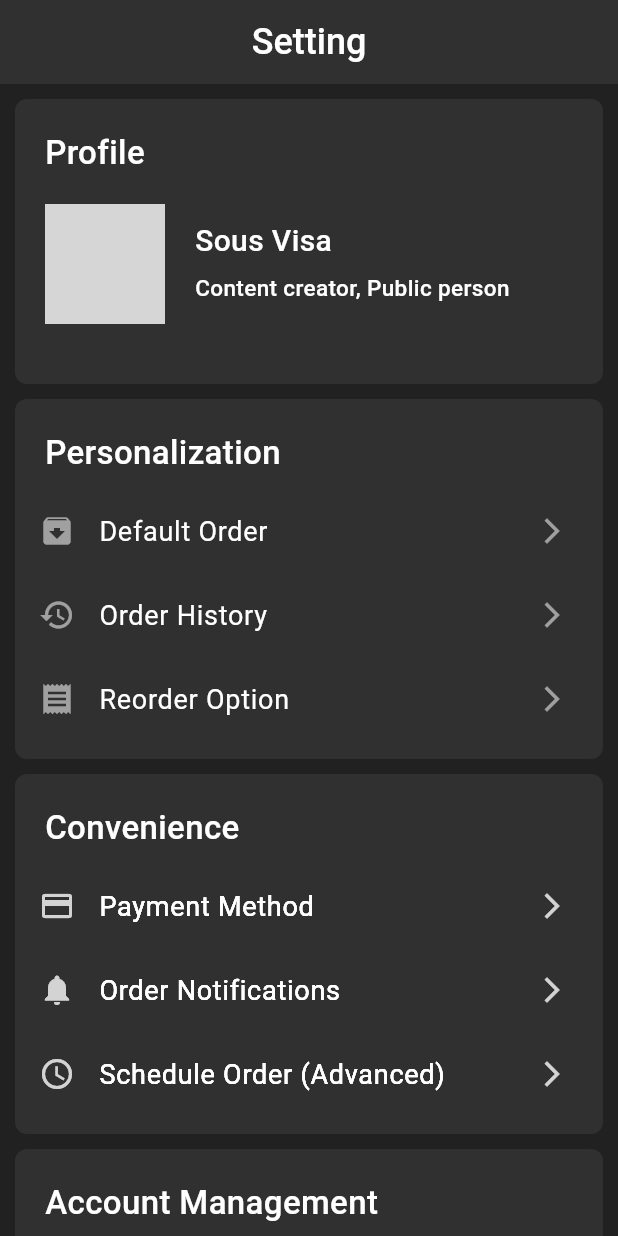
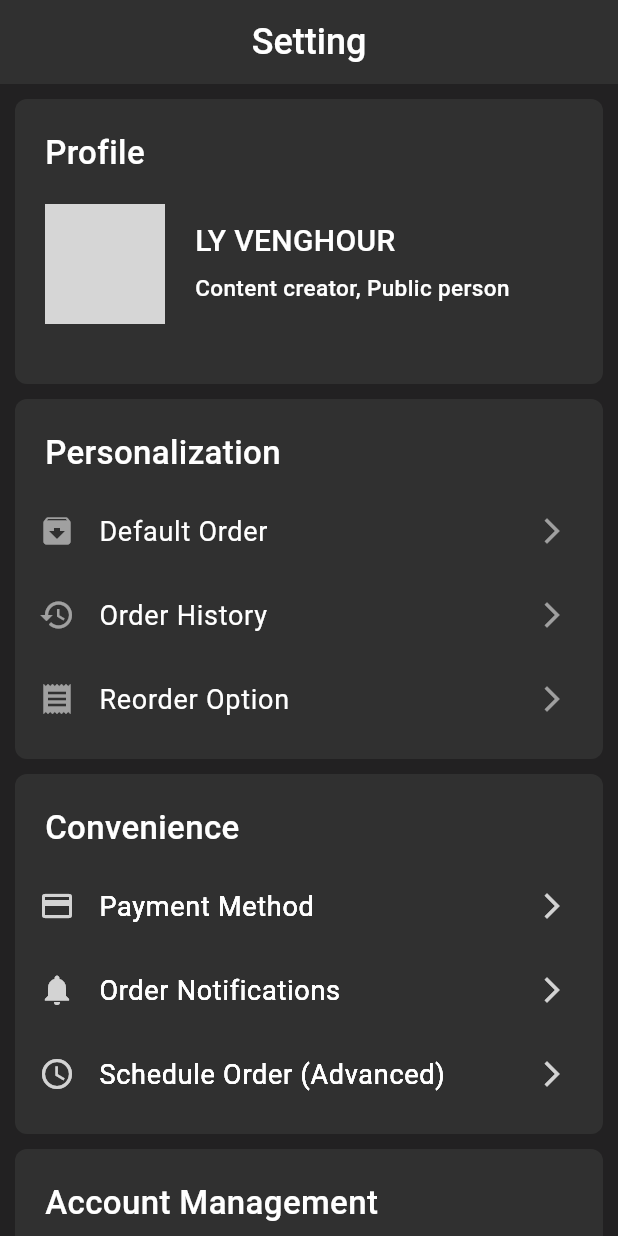
Before and after one commit to phuuhour/Project_Flutter, a Flutter app: the screen it shows after launch, on a phone screen of 412 x 824 dp. Run offline on Flutter 3.47's test engine with Material 3 defaults, Android fonts, the phone set to English and light mode, and no system bars; network calls fail; grey boxes are pictures that could not be loaded.

Commit message:
update in setting by vh

```diff
--- a/lib/ProfileDetailPage.dart
+++ b/lib/ProfileDetailPage.dart
@@ -52,14 +52,14 @@ class ProfileDetailPage extends StatelessWidget {
                                 height: 80,
                                 width: 80,
                                 image: NetworkImage(
-                                    'https://scontent.fpnh11-1.fna.fbcdn.net/v/t39.30808-6/429792839_18387404506075514_8709093994927746276_n.jpg?stp=dst-jpg_p480x480&_nc_cat=103&ccb=1-7&_nc_sid=5f2048&_nc_eui2=AeG8DJ-d0LWd6-3-IiBbQO1MqNOjr803BkKo06OvzTcGQsEmhO5q0E14uWdSlPWcgmGMUdhgbv0FrQ8R94u__2AW&_nc_ohc=9DKLB7out2cQ7kNvgEZ4WUV&_nc_ht=scontent.fpnh11-1.fna&oh=00_AYDr7a_Go2E5S2JbaNmCrlmhcdme6hr2JVz--EcjsEv-hw&oe=665DCEBE')),
+                                    'https://scontent.fpnh10-1.fna.fbcdn.net/v/t39.30808-1/444505287_1151922775853237_877715756016378631_n.jpg?stp=cp6_dst-jpg_p200x200&_nc_cat=102&ccb=1-7&_nc_sid=5f2048&_nc_eui2=AeGZoRoSrn0oW2zdACu0l68eO8xAMzFz5_I7zEAzMXPn8llaskMi_4Cp_wridZwWVx3bFginVhoOAVnQTEc-lG5f&_nc_ohc=nE_gILrXp20Q7kNvgHJLSvR&_nc_ht=scontent.fpnh10-1.fna&oh=00_AYCtc3W_Q1tQ64ytPRLt5sEN6JKA1iguz_luoBEj3dcIqQ&oe=6660E1B3')),
                           ),
                         ),
                         //update
                         const Padding(
                           padding: EdgeInsets.only(top: 80, left: 120),
                           child: Text(
-                            'Sous Visa',
+                            'LY VENGHOUR',
                             style: TextStyle(
                                 color: Colors.white,
                                 fontSize: 20,
```
